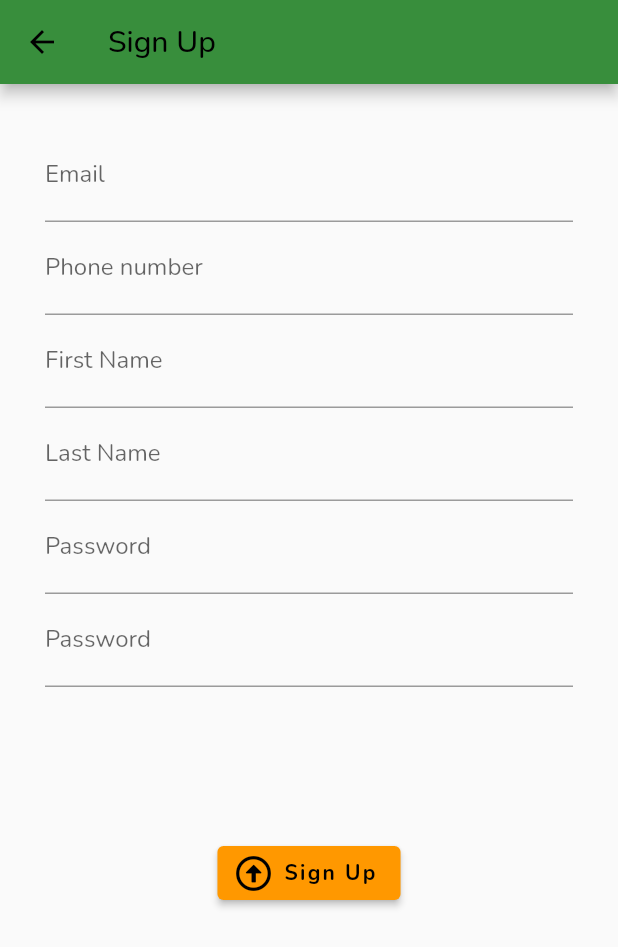
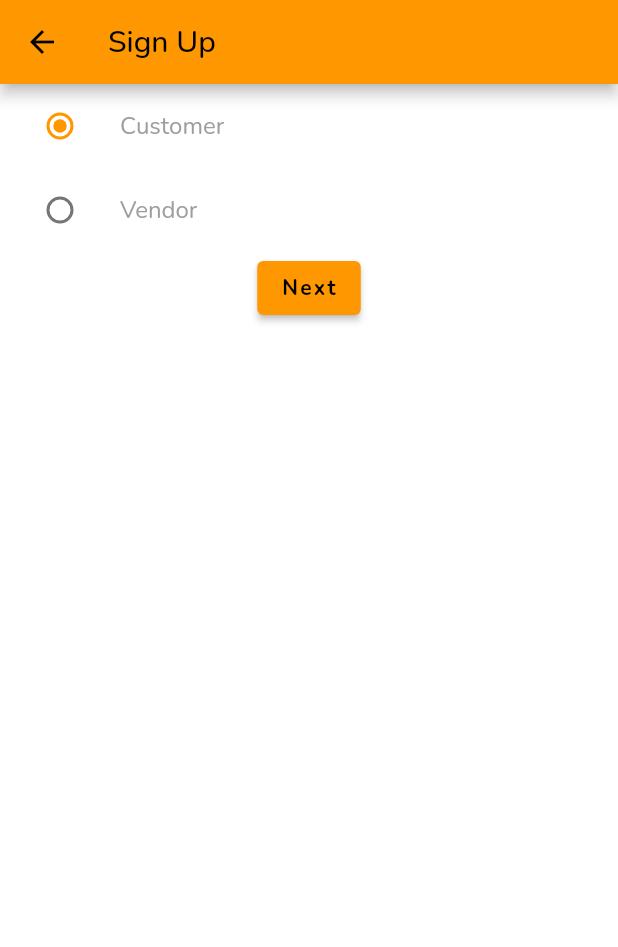
Before and after one commit to sawamotokai/combat-food, a Flutter app: the SignUpScreen screen opened by its route, on a phone screen of 412 x 824 dp. Shown: the top 947 px of the screen. Run offline on Flutter 3.47's test engine with Material 2 defaults, Android fonts, the phone set to English and light mode, and no system bars; our stand-ins replace firebase_auth, firebase_core, flutter_svg, flutter_tindercard, font_awesome_flutter, google_fonts and 2 more; accounts and stored records are empty; generated files the repository leaves out were written again.

Commit message:
more sign up form

```diff
--- a/lib/screens/sign-up/sign-up.dart
+++ b/lib/screens/sign-up/sign-up.dart
@@ -1,6 +1,6 @@
-import 'package:combat_food/services/auth.dart';
+import 'package:combat_food/screens/sign-up/customer-sign-up.dart';
+import 'package:combat_food/screens/sign-up/vendor-sign-up.dart';
 import 'package:flutter/material.dart';
-import 'package:font_awesome_flutter/font_awesome_flutter.dart';
 
 class SignUpScreen extends StatefulWidget {
   const SignUpScreen({Key? key}) : super(key: key);
@@ -8,113 +8,69 @@ class SignUpScreen extends StatefulWidget {
   _SignUpScreenState createState() => _SignUpScreenState();
 }
 
-class _SignUpScreenState extends State<SignUpScreen> {
-  String _email = "";
-  String _phoneNumber = "";
-  String _firstName = "";
-  String _lastName = "";
-  String _password = "";
-  String _confirmationPassword = "";
-
-  final GlobalKey<FormState> _formKey = GlobalKey<FormState>();
-
-  Widget _buildEmail() {
-    return TextFormField(
-      decoration: const InputDecoration(labelText: 'Email'),
-      validator: (String? value) {
-        if (value == null) return null;
-        if (value.isEmpty) {
-          return 'Email is Required';
-        }
-        if (!RegExp(
-                r"[a-z0-9!#$%&'*+/=?^_`{|}~-]+(?:\.[a-z0-9!#$%&'*+/=?^_`{|}~-]+)*@(?:[a-z0-9](?:[a-z0-9-]*[a-z0-9])?\.)+[a-z0-9](?:[a-z0-9-]*[a-z0-9])?")
-            .hasMatch(value)) {
-          return 'Please enter a valid email Address';
-        }
-        return null;
-      },
-      onSaved: (String? email) {
-        if (email != null) _email = email;
-      },
-    );
+enum UserType {
+  customer,
+  vendor,
 }
 
-  Widget _buildPhoneNumber() {
-    return TextFormField(
-      decoration: const InputDecoration(labelText: 'Phone number'),
-      keyboardType: TextInputType.phone,
-      validator: (String? value) {
-        if (value == null) return null;
-        if (value.isEmpty) {
-          return 'Phone number is Required';
-        }
-        return null;
-      },
-      onSaved: (String? phoneNumber) {
-        if (phoneNumber != null) _phoneNumber = phoneNumber;
-      },
-    );
+class _SignUpScreenState extends State<SignUpScreen> {
+  int pageIndex = 0;
+  UserType _userType = UserType.customer;
+
+  @override
+  void initState() {
+    super.initState();
+    pageIndex = 0;
+    _userType = UserType.customer;
   }
 
-  Widget _buildFirstName() {
-    return TextFormField(
-      decoration: const InputDecoration(labelText: 'First Name'),
-      validator: (String? value) =>
-          value != null && value.isEmpty ? 'First Name is Required.' : null,
-      onSaved: (String? firstName) {
-        if (firstName != null) _firstName = firstName;
+  Widget getBody() {
+    return IndexedStack(index: pageIndex, children: [
+      Container(
+          color: Colors.white,
+          child: Column(
+            children: [
+              ListTile(
+                title: const Text('Customer'),
+                leading: Radio<UserType>(
+                  value: UserType.customer,
+                  groupValue: _userType,
+                  onChanged: (UserType? value) {
+                    if (value != null) {
+                      setState(() {
+                        _userType = value;
+                      });
+                    }
                   },
-    );
+                ),
+              ),
+              ListTile(
+                title: const Text('Vendor'),
+                leading: Radio<UserType>(
+                  value: UserType.vendor,
+                  groupValue: _userType,
+                  onChanged: (UserType? value) {
+                    if (value != null) {
+                      setState(() {
+                        _userType = value;
+                      });
                     }
-
-  Widget _buildLastName() {
-    return TextFormField(
-      decoration: const InputDecoration(labelText: 'Last Name'),
-      validator: (String? value) =>
-          value != null && value.isEmpty ? 'Last Name is Required.' : null,
-      onSaved: (String? lastName) {
-        if (lastName != null) _lastName = lastName;
                   },
-    );
-  }
-
-  Widget _buildPassword() {
-    return TextFormField(
-      decoration: const InputDecoration(labelText: 'Password'),
-      obscureText: true,
-      validator: (String? value) {
-        if (value == null) return null;
-        if (value.isEmpty) {
-          return 'Password is Required';
-        }
-        if (value.length < 6) {
-          return 'Password must be at least 6 characters';
-        }
-        return null;
+                ),
+              ),
+              ElevatedButton(
+                child: const Text('Next'),
+                onPressed: () {
+                  setState(() {
+                    pageIndex = 1;
+                  });
                 },
-      onChanged: (String? value) {
-        if (value != null) _password = value;
-      },
-    );
-  }
-
-  Widget _buildConfirmationPassword() {
-    return TextFormField(
-      decoration: const InputDecoration(labelText: 'Password'),
-      obscureText: true,
-      validator: (String? value) {
-        if (value == null) return null;
-        print(value);
-        print(_password);
-        if (value != _password) {
-          return 'Password does not match.';
-        }
-        return null;
-      },
-      onChanged: (String? value) {
-        if (value != null) _confirmationPassword = value;
-      },
-    );
+              ),
+            ],
+          )),
+      CustomerSignUp(),
+      VendorSignUp(),
+    ]);
   }
 
   @override
@@ -122,37 +78,7 @@ class _SignUpScreenState extends State<SignUpScreen> {
     return Scaffold(
         appBar: AppBar(
           title: const Text('Sign Up'),
-        backgroundColor: Colors.green[700],
         ),
-      body: SingleChildScrollView(
-        child: Container(
-            margin: const EdgeInsets.all(30),
-            child: Form(
-              key: _formKey,
-              child: Column(
-                children: [
-                  _buildEmail(),
-                  _buildPhoneNumber(),
-                  _buildFirstName(),
-                  _buildLastName(),
-                  _buildPassword(),
-                  _buildConfirmationPassword(),
-                  const SizedBox(height: 100),
-                  ElevatedButton.icon(
-                    icon: const Icon(FontAwesomeIcons.arrowAltCircleUp),
-                    label: const Text('Sign Up'),
-                    onPressed: () {
-                      if (!_formKey.currentState!.validate()) {
-                        return;
-                      }
-                      _formKey.currentState!.save();
-                      AuthService().emailPasswordSignUp(_email, _password);
-                    },
-                  ),
-                ],
-              ),
-            )),
-      ),
-    );
+        body: getBody());
   }
 }
```
Also changed, not shown: lib/screens/sign-up/customer-sign-up.dart (added, +166 -0 lines), lib/screens/sign-up/vendor-sign-up.dart (added, +166 -0 lines). Lines whose indentation alone changed are shown as unchanged.
